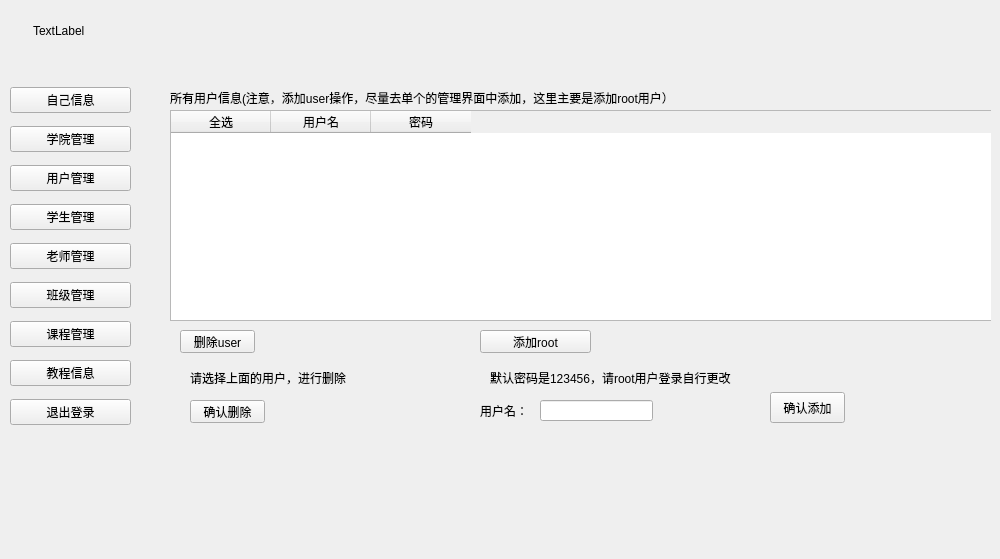
fengyangdong/mysql_gui, file data/ui/root.ui: the form before one commit.
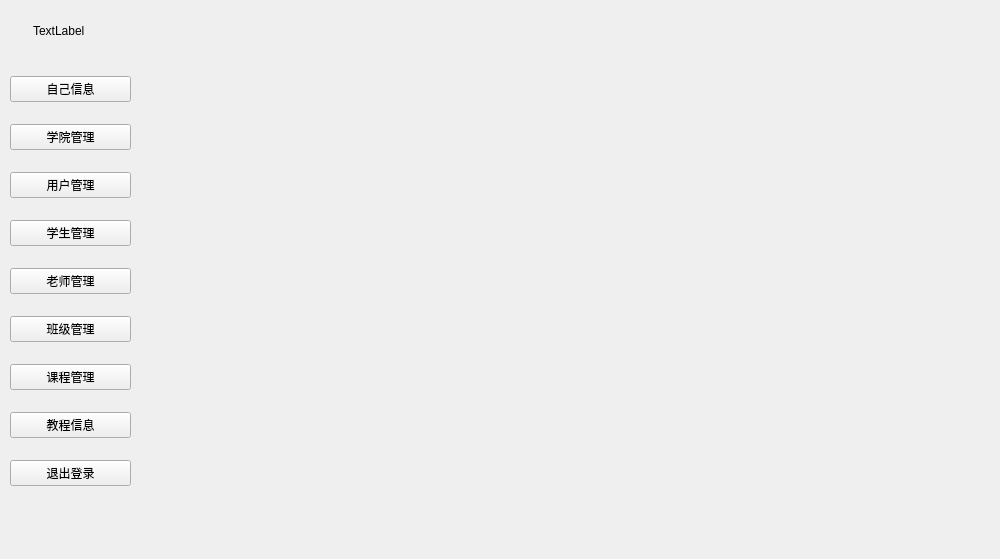
The form after the commit.

Commit message: 修改了root用户在修改密码和用户名的时候，出现为空的现象

```diff
--- a/data/ui/root.ui
+++ b/data/ui/root.ui
@@ -49,7 +49,7 @@
     </rect>
    </property>
    <property name="currentIndex">
-    <number>1</number>
+    <number>7</number>
    </property>
    <widget class="QWidget" name="page">
     <widget class="QTableWidget" name="sdept_table">
@@ -748,14 +748,15 @@
      </widget>
     </widget>
    </widget>
+   <widget class="QWidget" name="page_8"/>
   </widget>
   <widget class="QWidget" name="layoutWidget">
    <property name="geometry">
     <rect>
      <x>10</x>
-     <y>80</y>
+     <y>60</y>
      <width>121</width>
-     <height>361</height>
+     <height>451</height>
     </rect>
    </property>
    <layout class="QVBoxLayout" name="verticalLayout_2">
```
Left out of the diff: 2 changed lines with no effect on the pictures. The commit also changes 2 other files.
